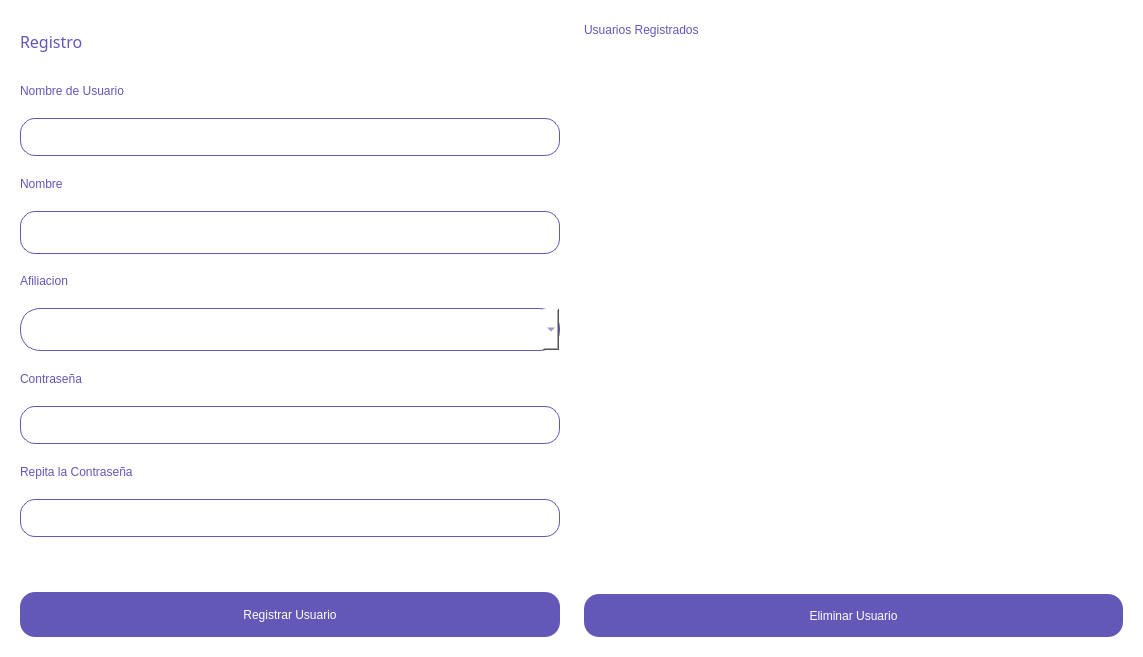
Old version of the form GUI/Resources/UI/UserRegister.ui in the repository difer19/Gestor-de-Hangares.
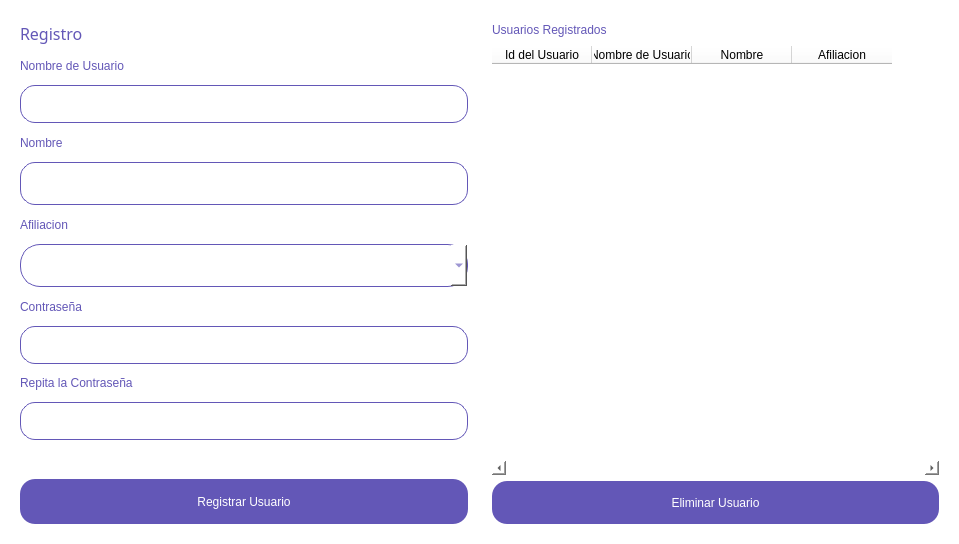
New version of the form.

Patch:
```diff
--- a/GUI/Resources/UI/UserRegister.ui
+++ b/GUI/Resources/UI/UserRegister.ui
@@ -6,8 +6,8 @@
    <rect>
     <x>0</x>
     <y>0</y>
-    <width>1143</width>
-    <height>657</height>
+    <width>959</width>
+    <height>544</height>
    </rect>
   </property>
   <property name="windowTitle">
@@ -67,6 +67,12 @@
     font: 12pt &quot;Bahnschrift&quot;;
 }
 
+QTableWidget
+{
+	color: #6357B7;
+    font: 12pt &quot;Bahnschrift&quot;;
+}
+
 </string>
   </property>
   <layout class="QHBoxLayout" name="horizontalLayout">
@@ -265,6 +271,69 @@
           <height>422</height>
          </size>
         </property>
+        <property name="horizontalScrollBarPolicy">
+         <enum>Qt::ScrollBarAlwaysOn</enum>
+        </property>
+        <property name="sizeAdjustPolicy">
+         <enum>QAbstractScrollArea::AdjustToContentsOnFirstShow</enum>
+        </property>
+        <property name="autoScroll">
+         <bool>true</bool>
+        </property>
+        <property name="dragEnabled">
+         <bool>false</bool>
+        </property>
+        <property name="alternatingRowColors">
+         <bool>true</bool>
+        </property>
+        <property name="selectionMode">
+         <enum>QAbstractItemView::SingleSelection</enum>
+        </property>
+        <property name="selectionBehavior">
+         <enum>QAbstractItemView::SelectRows</enum>
+        </property>
+        <property name="sortingEnabled">
+         <bool>false</bool>
+        </property>
+        <property name="wordWrap">
+         <bool>true</bool>
+        </property>
+        <property name="rowCount">
+         <number>0</number>
+        </property>
+        <property name="columnCount">
+         <number>4</number>
+        </property>
+        <attribute name="horizontalHeaderCascadingSectionResizes">
+         <bool>false</bool>
+        </attribute>
+        <column>
+         <property name="text">
+          <string>Id del Usuario</string>
+         </property>
+         <property name="background">
+          <color>
+           <red>99</red>
+           <green>87</green>
+           <blue>183</blue>
+          </color>
+         </property>
+        </column>
+        <column>
+         <property name="text">
+          <string>Nombre de Usuario</string>
+         </property>
+        </column>
+        <column>
+         <property name="text">
+          <string>Nombre</string>
+         </property>
+        </column>
+        <column>
+         <property name="text">
+          <string>Afiliacion</string>
+         </property>
+        </column>
        </widget>
       </item>
       <item row="2" column="0" colspan="2">
```
